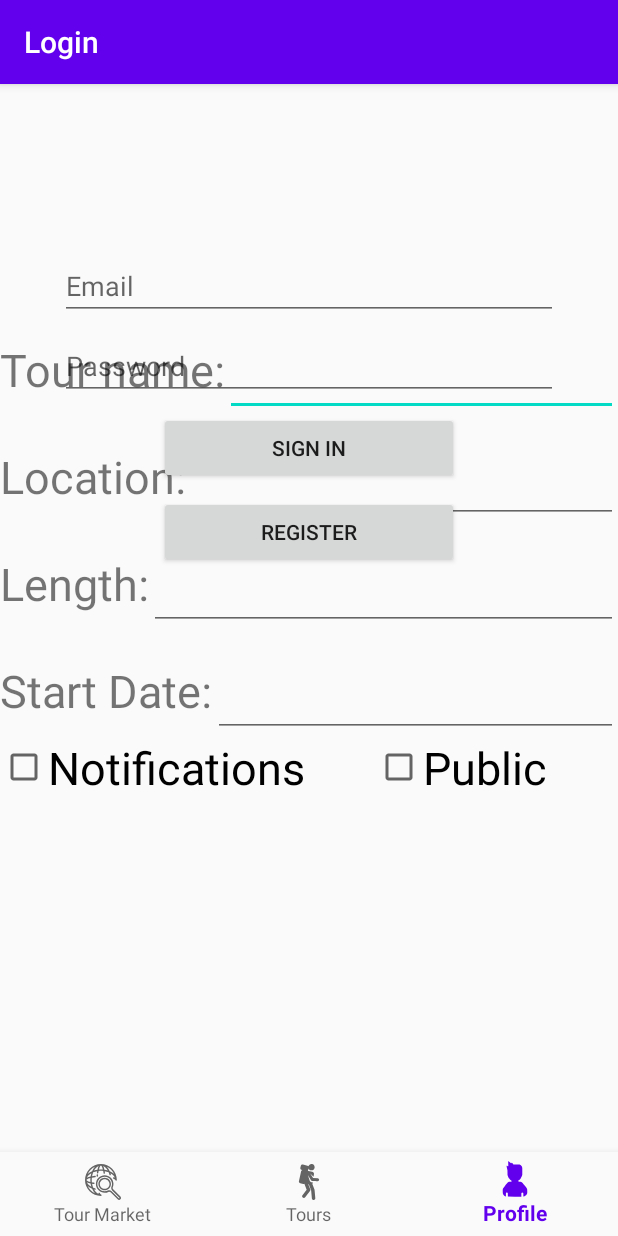
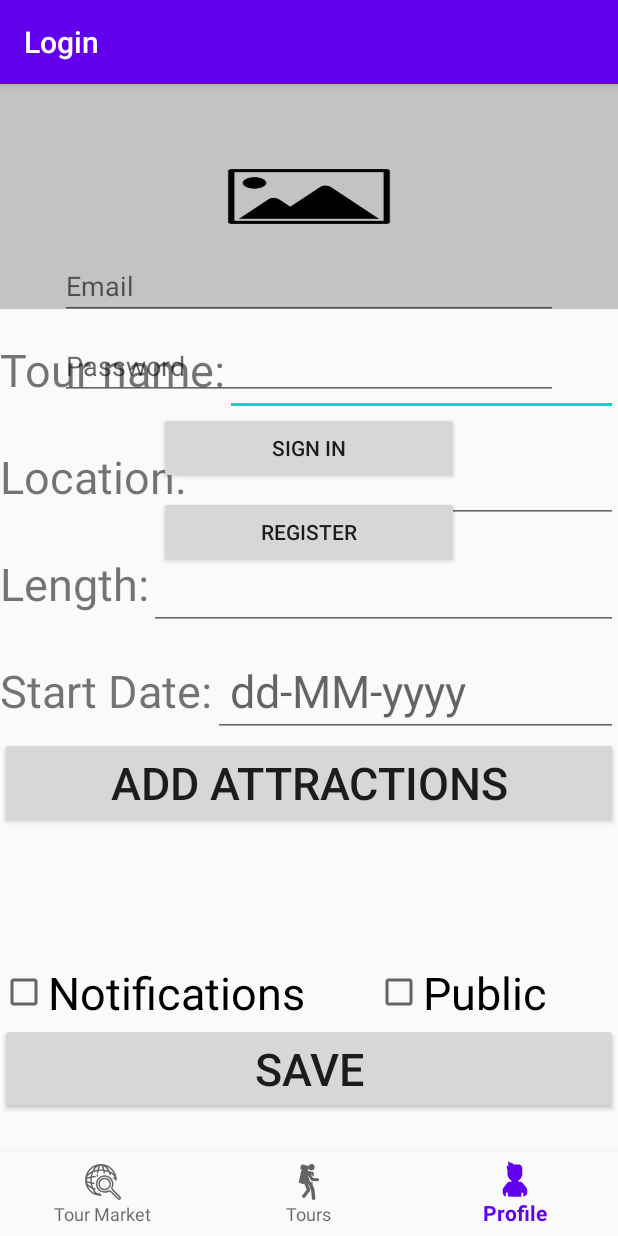
Before and after one commit to JARawlins/TourTrek, an Android app: the fragment AddTourFragment placed in its activity, item 3 of the bottom bar chosen, on a phone screen of 412 x 824 dp. Run offline under Robolectric (Android 15) with nearby library versions, the phone set to English and light mode, and no system bars; our stand-ins replace Firebase (no records; nobody signed in at launch, a user with empty details on screens opened directly), navigation-ui.

Commit message:
Complete AddTourFragment

```diff
--- a/app/src/main/java/com/tourtrek/fragments/PersonalToursFragment.java
+++ b/app/src/main/java/com/tourtrek/fragments/PersonalToursFragment.java
@@ -93,11 +93,14 @@ public class PersonalToursFragment extends Fragment {
 
         // TODO: Replace this listener when implementing AddTourFragment
         personalFutureToursTitleButton.setOnClickListener(
-                view -> Toast.makeText(getContext(), "Show add tour fragment here", Toast.LENGTH_SHORT).show());
+                view -> {
 
-            final FragmentTransaction ft = getParentFragmentManager().beginTransaction();
-           // ft.replace(R.id.nav_host_fragment, new AddTourFragment(), "AddTourFragment");
-            ft.addToBackStack("AddTourFragment").commit();
+                    final FragmentTransaction ft = getParentFragmentManager().beginTransaction();
+                    ft.replace(R.id.nav_host_fragment, new AddTourFragment(), "AddTourFragment");
+                    ft.addToBackStack("AddTourFragment").commit();
+                });
+
+
 
         if (MainActivity.user != null) {
 
--- a/app/src/main/res/layout/fragment_edit_tour.xml
+++ b/app/src/main/res/layout/fragment_edit_tour.xml
@@ -1,4 +1,5 @@
 <?xml version="1.0" encoding="utf-8"?>
+
 <androidx.constraintlayout.widget.ConstraintLayout xmlns:android="http://schemas.android.com/apk/res/android"
     xmlns:app="http://schemas.android.com/apk/res-auto"
     android:layout_width="match_parent"
@@ -9,6 +10,7 @@
         android:layout_width="match_parent"
         android:layout_height="150dp"
         android:scaleType="fitXY"
+        android:src="@drawable/default_image"
         app:layout_constraintEnd_toEndOf="parent"
         app:layout_constraintStart_toStartOf="parent"
         app:layout_constraintTop_toTopOf="parent" />
@@ -25,6 +27,8 @@
         app:layout_constraintStart_toStartOf="parent"
         app:layout_constraintTop_toBottomOf="@+id/tour_cover_iv"
         app:layout_constraintVertical_bias="0.0">
+
+
 
         <LinearLayout
             android:id="@+id/edit_tour_name_container"
@@ -63,13 +67,13 @@
                 android:id="@+id/edit_tour_location_tv"
                 android:layout_width="wrap_content"
                 android:layout_height="wrap_content"
+                android:paddingTop="20dp"
                 android:text="@string/fragment_edit_tour_location"
-                android:paddingTop="20dp"
                 android:textAlignment="center"
                 android:textSize="30sp" />
 
             <EditText
-                android:id="@+id/edit_tour_location_ct"
+                android:id="@+id/edit_tour_tour_location_ct"
                 android:layout_width="match_parent"
                 android:layout_height="wrap_content"
                 android:paddingTop="20dp"
@@ -126,12 +130,41 @@
                 android:id="@+id/edit_tour_startDate_ct"
                 android:layout_width="match_parent"
                 android:layout_height="wrap_content"
+                android:hint=" dd-MM-yyyy"
                 android:ems="10"
                 android:inputType="date|datetime"
                 android:paddingTop="20dp"
                 android:textSize="30sp" />
 
         </LinearLayout>
+
+        <FrameLayout
+            android:layout_width="match_parent"
+            android:layout_height="150dp">
+            <Button
+                android:id="@+id/edit_tour_add_attraction_bt"
+                android:layout_width="match_parent"
+                android:layout_height="wrap_content"
+                android:text="Add Attractions"
+                android:textSize="30sp"/>
+
+            <androidx.swiperefreshlayout.widget.SwipeRefreshLayout
+                android:id="@+id/current_tour_attractions_srl"
+                android:layout_width="match_parent"
+                android:layout_height="match_parent">
+
+                <androidx.recyclerview.widget.RecyclerView
+                    android:id="@+id/current_tour_attractions_rv"
+                    android:layout_width="match_parent"
+                    android:layout_height="match_parent"
+                    android:layout_marginEnd="8dp"
+                    android:layout_marginStart="8dp"
+                    android:layout_marginTop="8dp"
+                    android:visibility="invisible" />
+
+            </androidx.swiperefreshlayout.widget.SwipeRefreshLayout>
+
+        </FrameLayout>
 
 
 
@@ -151,6 +184,7 @@
 
 
             <CheckBox
+                android:id="@+id/edit_tour_public_cb"
                 android:layout_width="wrap_content"
                 android:layout_height="wrap_content"
                 android:layout_weight="0.5"
@@ -159,6 +193,32 @@
 
 
         </LinearLayout>
+
+        <TextView
+            android:id="@+id/edit_tour_error_tv"
+            android:layout_width="wrap_content"
+            android:layout_gravity="center_horizontal"
+            android:layout_height="wrap_content"
+            android:background="@color/colorPrimaryDark"
+            android:visibility="gone"/>
+
+        <ProgressBar
+            android:id="@+id/edit_tour_loading_pb"
+            android:layout_width="wrap_content"
+            android:layout_height="wrap_content"
+            android:layout_marginStart="24dp"
+            android:layout_marginTop="8dp"
+            android:layout_marginEnd="24dp"
+            android:layout_gravity="center"
+            android:indeterminate="true"
+            android:visibility="gone"/>
+
+        <Button
+            android:id="@+id/edit_tour_save_bt"
+            android:layout_width="match_parent"
+            android:layout_height="wrap_content"
+            android:text="Save"
+            android:textSize="30sp"/>
     </LinearLayout>
 
 
```
Also changed, not shown: app/src/main/java/com/tourtrek/adapters/AddTourAdapter.java (deleted, +0 -142 lines), app/src/main/java/com/tourtrek/data/User.java (+14 -0 lines), app/src/main/java/com/tourtrek/fragments/AddTourFragment.java (+107 -50 lines), app/src/main/res/drawable/default_image.jpg (added).
